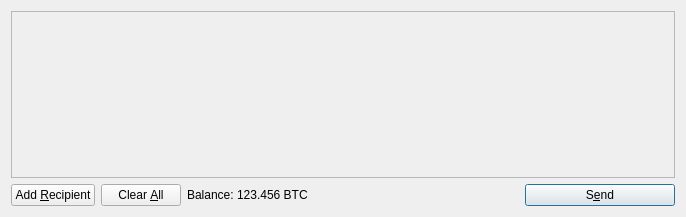
Before: the Qt Designer form src/qt/forms/sendcoinsdialog.ui in FairCoinTeam/fair-coin, drawn with Qt 5.
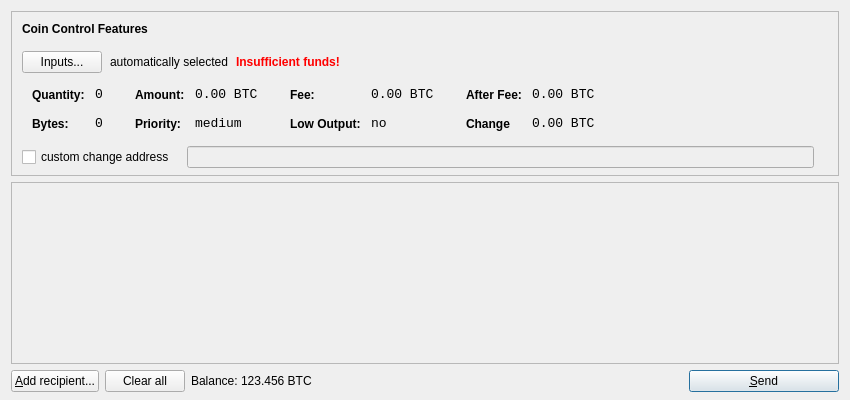
After: the same form once the commit is applied. Icons and pictures are not drawn.

Commit message: ADDED: coin control feature

Diff of the .ui file:
```diff
--- a/src/qt/forms/sendcoinsdialog.ui
+++ b/src/qt/forms/sendcoinsdialog.ui
@@ -6,14 +6,615 @@
    <rect>
     <x>0</x>
     <y>0</y>
-    <width>686</width>
-    <height>217</height>
+    <width>850</width>
+    <height>400</height>
    </rect>
   </property>
   <property name="windowTitle">
    <string>Send Coins</string>
   </property>
-  <layout class="QVBoxLayout" name="verticalLayout">
+  <layout class="QVBoxLayout" name="verticalLayout" stretch="0,1,0">
+   <property name="bottomMargin">
+    <number>8</number>
+   </property>
+   <item>
+    <widget class="QFrame" name="frameCoinControl">
+     <property name="sizePolicy">
+      <sizepolicy hsizetype="Expanding" vsizetype="Expanding">
+       <horstretch>0</horstretch>
+       <verstretch>0</verstretch>
+      </sizepolicy>
+     </property>
+     <property name="maximumSize">
+      <size>
+       <width>16777215</width>
+       <height>16777215</height>
+      </size>
+     </property>
+     <property name="frameShape">
+      <enum>QFrame::StyledPanel</enum>
+     </property>
+     <property name="frameShadow">
+      <enum>QFrame::Sunken</enum>
+     </property>
+     <layout class="QVBoxLayout" name="verticalLayoutCoinControl2">
+      <property name="spacing">
+       <number>-1</number>
+      </property>
+      <property name="leftMargin">
+       <number>0</number>
+      </property>
+      <property name="topMargin">
+       <number>0</number>
+      </property>
+      <property name="rightMargin">
+       <number>0</number>
+      </property>
+      <property name="bottomMargin">
+       <number>6</number>
+      </property>
+      <item>
+       <layout class="QVBoxLayout" name="verticalLayoutCoinControl" stretch="0,0,0,0,1">
+        <property name="spacing">
+         <number>0</number>
+        </property>
+        <property name="leftMargin">
+         <number>10</number>
+        </property>
+        <property name="topMargin">
+         <number>10</number>
+        </property>
+        <item>
+         <layout class="QHBoxLayout" name="horizontalLayoutCoinControl1">
+          <property name="bottomMargin">
+           <number>15</number>
+          </property>
+          <item>
+           <widget class="QLabel" name="labelCoinControlFeatures">
+            <property name="sizePolicy">
+             <sizepolicy hsizetype="Preferred" vsizetype="Maximum">
+              <horstretch>0</horstretch>
+              <verstretch>0</verstretch>
+             </sizepolicy>
+            </property>
+            <property name="font">
+             <font>
+              <weight>75</weight>
+              <bold>true</bold>
+             </font>
+            </property>
+            <property name="styleSheet">
+             <string notr="true">font-weight:bold;</string>
+            </property>
+            <property name="text">
+             <string>Coin Control Features</string>
+            </property>
+           </widget>
+          </item>
+         </layout>
+        </item>
+        <item>
+         <layout class="QHBoxLayout" name="horizontalLayoutCoinControl2" stretch="0,0,0,0">
+          <property name="spacing">
+           <number>8</number>
+          </property>
+          <property name="bottomMargin">
+           <number>10</number>
+          </property>
+          <item>
+           <widget class="QPushButton" name="pushButtonCoinControl">
+            <property name="styleSheet">
+             <string notr="true"/>
+            </property>
+            <property name="text">
+             <string>Inputs...</string>
+            </property>
+           </widget>
+          </item>
+          <item>
+           <widget class="QLabel" name="labelCoinControlAutomaticallySelected">
+            <property name="text">
+             <string>automatically selected</string>
+            </property>
+            <property name="margin">
+             <number>5</number>
+            </property>
+           </widget>
+          </item>
+          <item>
+           <widget class="QLabel" name="labelCoinControlInsuffFunds">
+            <property name="font">
+             <font>
+              <weight>75</weight>
+              <bold>true</bold>
+             </font>
+            </property>
+            <property name="styleSheet">
+             <string notr="true">color:red;font-weight:bold;</string>
+            </property>
+            <property name="text">
+             <string>Insufficient funds!</string>
+            </property>
+            <property name="margin">
+             <number>5</number>
+            </property>
+           </widget>
+          </item>
+          <item>
+           <spacer name="horizontalSpacerCoinControl">
+            <property name="orientation">
+             <enum>Qt::Horizontal</enum>
+            </property>
+            <property name="sizeHint" stdset="0">
+             <size>
+              <width>40</width>
+              <height>1</height>
+             </size>
+            </property>
+           </spacer>
+          </item>
+         </layout>
+        </item>
+        <item>
+         <widget class="QWidget" name="widgetCoinControl" native="true">
+          <property name="sizePolicy">
+           <sizepolicy hsizetype="Preferred" vsizetype="Preferred">
+            <horstretch>0</horstretch>
+            <verstretch>0</verstretch>
+           </sizepolicy>
+          </property>
+          <property name="minimumSize">
+           <size>
+            <width>0</width>
+            <height>0</height>
+           </size>
+          </property>
+          <property name="styleSheet">
+           <string notr="true"/>
+          </property>
+          <layout class="QHBoxLayout" name="horizontalLayoutCoinControl5">
+           <property name="margin">
+            <number>0</number>
+           </property>
+           <item>
+            <layout class="QHBoxLayout" name="horizontalLayoutCoinControl3" stretch="0,0,0,1">
+             <property name="spacing">
+              <number>20</number>
+             </property>
+             <property name="topMargin">
+              <number>0</number>
+             </property>
+             <property name="bottomMargin">
+              <number>10</number>
+             </property>
+             <item>
+              <layout class="QFormLayout" name="formLayoutCoinControl1">
+               <property name="horizontalSpacing">
+                <number>10</number>
+               </property>
+               <property name="verticalSpacing">
+                <number>14</number>
+               </property>
+               <property name="leftMargin">
+                <number>10</number>
+               </property>
+               <property name="topMargin">
+                <number>4</number>
+               </property>
+               <property name="rightMargin">
+                <number>6</number>
+               </property>
+               <item row="0" column="0">
+                <widget class="QLabel" name="labelCoinControlQuantityText">
+                 <property name="styleSheet">
+                  <string notr="true">font-weight:bold;</string>
+                 </property>
+                 <property name="text">
+                  <string>Quantity:</string>
+                 </property>
+                 <property name="margin">
+                  <number>0</number>
+                 </property>
+                </widget>
+               </item>
+               <item row="0" column="1">
+                <widget class="QLabel" name="labelCoinControlQuantity">
+                 <property name="font">
+                  <font>
+                   <family>Monospace</family>
+                   <pointsize>10</pointsize>
+                  </font>
+                 </property>
+                 <property name="cursor">
+                  <cursorShape>IBeamCursor</cursorShape>
+                 </property>
+                 <property name="contextMenuPolicy">
+                  <enum>Qt::ActionsContextMenu</enum>
+                 </property>
+                 <property name="text">
+                  <string>0</string>
+                 </property>
+                 <property name="margin">
+                  <number>0</number>
+                 </property>
+                 <property name="textInteractionFlags">
+                  <set>Qt::LinksAccessibleByMouse|Qt::TextSelectableByKeyboard|Qt::TextSelectableByMouse</set>
+                 </property>
+                </widget>
+               </item>
+               <item row="1" column="0">
+                <widget class="QLabel" name="labelCoinControlBytesText">
+                 <property name="styleSheet">
+                  <string notr="true">font-weight:bold;</string>
+                 </property>
+                 <property name="text">
+                  <string>Bytes:</string>
+                 </property>
+                </widget>
+               </item>
+               <item row="1" column="1">
+                <widget class="QLabel" name="labelCoinControlBytes">
+                 <property name="font">
+                  <font>
+                   <family>Monospace</family>
+                   <pointsize>10</pointsize>
+                  </font>
+                 </property>
+                 <property name="cursor">
+                  <cursorShape>IBeamCursor</cursorShape>
+                 </property>
+                 <property name="contextMenuPolicy">
+                  <enum>Qt::ActionsContextMenu</enum>
+                 </property>
+                 <property name="text">
+                  <string>0</string>
+                 </property>
+                 <property name="textInteractionFlags">
+                  <set>Qt::LinksAccessibleByMouse|Qt::TextSelectableByKeyboard|Qt::TextSelectableByMouse</set>
+                 </property>
+                </widget>
+               </item>
+              </layout>
+             </item>
+             <item>
+              <layout class="QFormLayout" name="formLayoutCoinControl2">
+               <property name="horizontalSpacing">
+                <number>10</number>
+               </property>
+               <property name="verticalSpacing">
+                <number>14</number>
+               </property>
+               <property name="leftMargin">
+                <number>6</number>
+               </property>
+               <property name="topMargin">
+                <number>4</number>
+               </property>
+               <property name="rightMargin">
+                <number>6</number>
+               </property>
+               <item row="0" column="0">
+                <widget class="QLabel" name="labelCoinControlAmountText">
+                 <property name="styleSheet">
+                  <string notr="true">font-weight:bold;</string>
+                 </property>
+                 <property name="text">
+                  <string>Amount:</string>
+                 </property>
+                 <property name="margin">
+                  <number>0</number>
+                 </property>
+                </widget>
+               </item>
+               <item row="0" column="1">
+                <widget class="QLabel" name="labelCoinControlAmount">
+                 <property name="font">
+                  <font>
+                   <family>Monospace</family>
+                   <pointsize>10</pointsize>
+                  </font>
+                 </property>
+                 <property name="cursor">
+                  <cursorShape>IBeamCursor</cursorShape>
+                 </property>
+                 <property name="contextMenuPolicy">
+                  <enum>Qt::ActionsContextMenu</enum>
+                 </property>
+                 <property name="text">
+                  <string>0.00 BTC</string>
+                 </property>
+                 <property name="textInteractionFlags">
+                  <set>Qt::LinksAccessibleByMouse|Qt::TextSelectableByKeyboard|Qt::TextSelectableByMouse</set>
+                 </property>
+                </widget>
+               </item>
+               <item row="1" column="0">
+                <widget class="QLabel" name="labelCoinControlPriorityText">
+                 <property name="styleSheet">
+                  <string notr="true">font-weight:bold;</string>
+                 </property>
+                 <property name="text">
+                  <string>Priority:</string>
+                 </property>
+                </widget>
+               </item>
+               <item row="1" column="1">
+                <widget class="QLabel" name="labelCoinControlPriority">
+                 <property name="font">
+                  <font>
+                   <family>Monospace</family>
+                   <pointsize>10</pointsize>
+                  </font>
+                 </property>
+                 <property name="cursor">
+                  <cursorShape>IBeamCursor</cursorShape>
+                 </property>
+                 <property name="contextMenuPolicy">
+                  <enum>Qt::ActionsContextMenu</enum>
+                 </property>
+                 <property name="text">
+                  <string>medium</string>
+                 </property>
+                 <property name="textInteractionFlags">
+                  <set>Qt::LinksAccessibleByMouse|Qt::TextSelectableByKeyboard|Qt::TextSelectableByMouse</set>
+                 </property>
+                </widget>
+               </item>
+              </layout>
+             </item>
+             <item>
+              <layout class="QFormLayout" name="formLayoutCoinControl3">
+               <property name="horizontalSpacing">
+                <number>10</number>
+               </property>
+               <property name="verticalSpacing">
+                <number>14</number>
+               </property>
+               <property name="leftMargin">
+                <number>6</number>
+               </property>
+               <property name="topMargin">
+                <number>4</number>
+               </property>
+               <property name="rightMargin">
+                <number>6</number>
+               </property>
+               <item row="0" column="0">
+                <widget class="QLabel" name="labelCoinControlFeeText">
+                 <property name="styleSheet">
+                  <string notr="true">font-weight:bold;</string>
+                 </property>
+                 <property name="text">
+                  <string>Fee:</string>
+                 </property>
+                 <property name="margin">
+                  <number>0</number>
+                 </property>
+                </widget>
+               </item>
+               <item row="0" column="1">
+                <widget class="QLabel" name="labelCoinControlFee">
+                 <property name="font">
+                  <font>
+                   <family>Monospace</family>
+                   <pointsize>10</pointsize>
+                  </font>
+                 </property>
+                 <property name="cursor">
+                  <cursorShape>IBeamCursor</cursorShape>
+                 </property>
+                 <property name="contextMenuPolicy">
+                  <enum>Qt::ActionsContextMenu</enum>
+                 </property>
+                 <property name="text">
+                  <string>0.00 BTC</string>
+                 </property>
+                 <property name="textInteractionFlags">
+                  <set>Qt::LinksAccessibleByMouse|Qt::TextSelectableByKeyboard|Qt::TextSelectableByMouse</set>
+                 </property>
+                </widget>
+               </item>
+               <item row="1" column="0">
+                <widget class="QLabel" name="labelCoinControlLowOutputText">
+                 <property name="styleSheet">
+                  <string notr="true">font-weight:bold;</string>
+                 </property>
+                 <property name="text">
+                  <string>Low Output:</string>
+                 </property>
+                </widget>
+               </item>
+               <item row="1" column="1">
+                <widget class="QLabel" name="labelCoinControlLowOutput">
+                 <property name="font">
+                  <font>
+                   <family>Monospace</family>
+                   <pointsize>10</pointsize>
+                  </font>
+                 </property>
+                 <property name="cursor">
+                  <cursorShape>IBeamCursor</cursorShape>
+                 </property>
+                 <property name="contextMenuPolicy">
+                  <enum>Qt::ActionsContextMenu</enum>
+                 </property>
+                 <property name="text">
+                  <string>no</string>
+                 </property>
+                 <property name="textInteractionFlags">
+                  <set>Qt::LinksAccessibleByMouse|Qt::TextSelectableByKeyboard|Qt::TextSelectableByMouse</set>
+                 </property>
+                </widget>
+               </item>
+              </layout>
+             </item>
+             <item>
+              <layout class="QFormLayout" name="formLayoutCoinControl4">
+               <property name="horizontalSpacing">
+                <number>10</number>
+               </property>
+               <property name="verticalSpacing">
+                <number>14</number>
+               </property>
+               <property name="leftMargin">
+                <number>6</number>
+               </property>
+               <property name="topMargin">
+                <number>4</number>
+               </property>
+               <property name="rightMargin">
+                <number>6</number>
+               </property>
+               <item row="0" column="0">
+                <widget class="QLabel" name="labelCoinControlAfterFeeText">
+                 <property name="styleSheet">
+                  <string notr="true">font-weight:bold;</string>
+                 </property>
+                 <property name="text">
+                  <string>After Fee:</string>
+                 </property>
+                 <property name="margin">
+                  <number>0</number>
+                 </property>
+                </widget>
+               </item>
+               <item row="0" column="1">
+                <widget class="QLabel" name="labelCoinControlAfterFee">
+                 <property name="font">
+                  <font>
+                   <family>Monospace</family>
+                   <pointsize>10</pointsize>
+                  </font>
+                 </property>
+                 <property name="cursor">
+                  <cursorShape>IBeamCursor</cursorShape>
+                 </property>
+                 <property name="contextMenuPolicy">
+                  <enum>Qt::ActionsContextMenu</enum>
+                 </property>
+                 <property name="text">
+                  <string>0.00 BTC</string>
+                 </property>
+                 <property name="textInteractionFlags">
+                  <set>Qt::LinksAccessibleByMouse|Qt::TextSelectableByKeyboard|Qt::TextSelectableByMouse</set>
+                 </property>
+                </widget>
+               </item>
+               <item row="1" column="0">
+                <widget class="QLabel" name="labelCoinControlChangeText">
+                 <property name="styleSheet">
+                  <string notr="true">font-weight:bold;</string>
+                 </property>
+                 <property name="text">
+                  <string>Change</string>
+                 </property>
+                </widget>
+               </item>
+               <item row="1" column="1">
+                <widget class="QLabel" name="labelCoinControlChange">
+                 <property name="font">
+                  <font>
+                   <family>Monospace</family>
+                   <pointsize>10</pointsize>
+                  </font>
+                 </property>
+                 <property name="cursor">
+                  <cursorShape>IBeamCursor</cursorShape>
+                 </property>
+                 <property name="contextMenuPolicy">
+                  <enum>Qt::ActionsContextMenu</enum>
+                 </property>
+                 <property name="text">
+                  <string>0.00 BTC</string>
+                 </property>
+                 <property name="textInteractionFlags">
+                  <set>Qt::LinksAccessibleByMouse|Qt::TextSelectableByKeyboard|Qt::TextSelectableByMouse</set>
+                 </property>
+                </widget>
+               </item>
+              </layout>
+             </item>
+            </layout>
+           </item>
+          </layout>
+         </widget>
+        </item>
+        <item>
+         <layout class="QHBoxLayout" name="horizontalLayoutCoinControl4" stretch="0,0,0">
+          <property name="spacing">
+           <number>12</number>
+          </property>
+          <property name="sizeConstraint">
+           <enum>QLayout::SetDefaultConstraint</enum>
+          </property>
+          <property name="topMargin">
+           <number>5</number>
+          </property>
+          <property name="rightMargin">
+           <number>5</number>
+          </property>
+          <item>
+           <widget class="QCheckBox" name="checkBoxCoinControlChange">
+            <property name="text">
+             <string>custom change address</string>
+            </property>
+           </widget>
+          </item>
+          <item>
+           <widget class="QLineEdit" name="lineEditCoinControlChange">
+            <property name="enabled">
+             <bool>false</bool>
+            </property>
+            <property name="sizePolicy">
+             <sizepolicy hsizetype="Expanding" vsizetype="Fixed">
+              <horstretch>0</horstretch>
+              <verstretch>0</verstretch>
+             </sizepolicy>
+            </property>
+           </widget>
+          </item>
+          <item>
+           <widget class="QLabel" name="labelCoinControlChangeLabel">
+            <property name="sizePolicy">
+             <sizepolicy hsizetype="Preferred" vsizetype="Expanding">
+              <horstretch>0</horstretch>
+              <verstretch>0</verstretch>
+             </sizepolicy>
+            </property>
+            <property name="minimumSize">
+             <size>
+              <width>0</width>
+              <height>0</height>
+             </size>
+            </property>
+            <property name="text">
+             <string/>
+            </property>
+            <property name="margin">
+             <number>3</number>
+            </property>
+           </widget>
+          </item>
+         </layout>
+        </item>
+        <item>
+         <spacer name="verticalSpacerCoinControl">
+          <property name="orientation">
+           <enum>Qt::Vertical</enum>
+          </property>
+          <property name="sizeHint" stdset="0">
+           <size>
+            <width>800</width>
+            <height>1</height>
+           </size>
+          </property>
+         </spacer>
+        </item>
+       </layout>
+      </item>
+     </layout>
+    </widget>
+   </item> 
    <item>
     <widget class="QScrollArea" name="scrollArea">
      <property name="widgetResizable">
@@ -24,7 +625,7 @@
        <rect>
         <x>0</x>
         <y>0</y>
-        <width>666</width>
+        <width>830</width>
         <height>165</height>
        </rect>
       </property>
@@ -64,15 +665,12 @@
         <string>Send to multiple recipients at once</string>
        </property>
        <property name="text">
-        <string>Add &amp;Recipient</string>
+        <string>&amp;Add recipient...</string>
        </property>
        <property name="icon">
         <iconset resource="../bitcoin.qrc">
          <normaloff>:/icons/add</normaloff>:/icons/add</iconset>
        </property>
-       <property name="autoDefault">
-        <bool>false</bool>
-       </property>
       </widget>
      </item>
      <item>
@@ -87,7 +685,7 @@
         <string>Remove all transaction fields</string>
        </property>
        <property name="text">
-        <string>Clear &amp;All</string>
+        <string>Clear all</string>
        </property>
        <property name="icon">
         <iconset resource="../bitcoin.qrc">
@@ -96,9 +694,6 @@
        <property name="autoRepeatDelay">
         <number>300</number>
        </property>
-       <property name="autoDefault">
-        <bool>false</bool>
-       </property>
       </widget>
      </item>
      <item>
@@ -153,7 +748,7 @@
         <string>Confirm the send action</string>
        </property>
        <property name="text">
-        <string>S&amp;end</string>
+        <string>&amp;Send</string>
        </property>
        <property name="icon">
         <iconset resource="../bitcoin.qrc">
```
Left out of the diff: 3 changed lines with no effect on the pictures. The commit also changes 23 other files.
